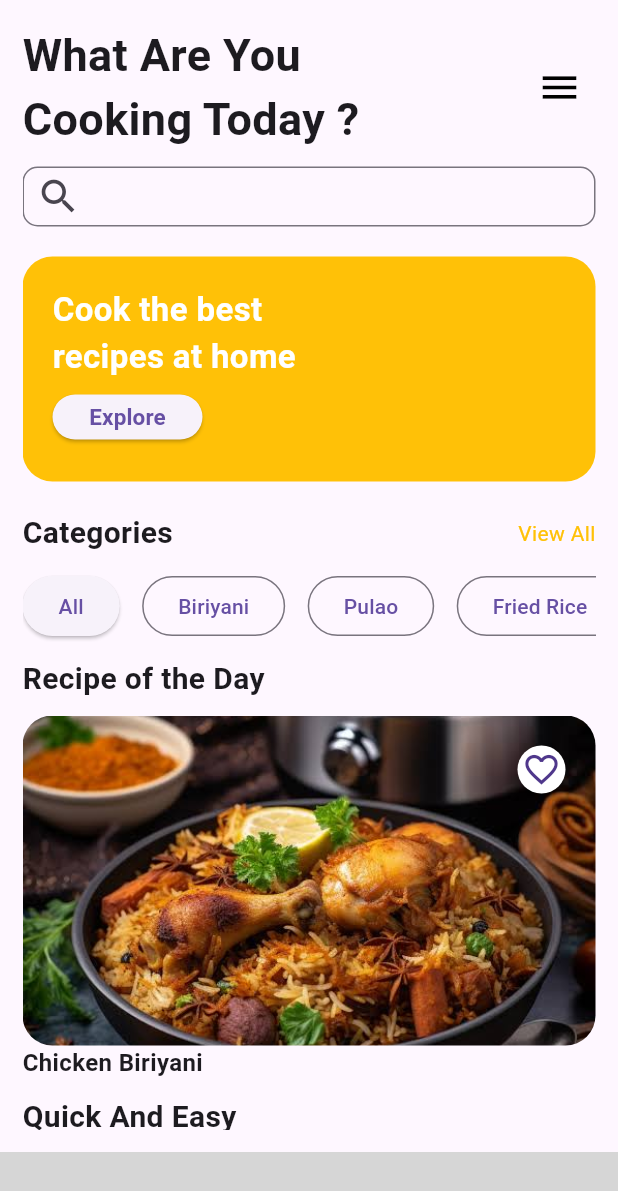
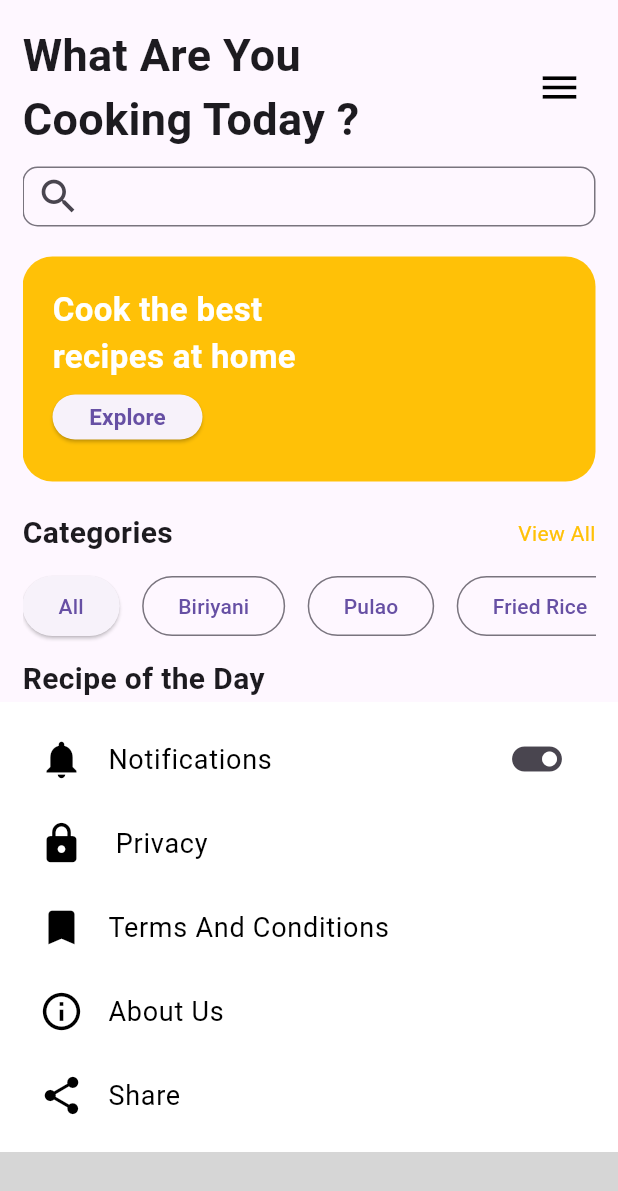
Before and after one commit to reeja1046/recipe_app, a Flutter app: the BottomNavBar screen opened directly, on a phone screen of 412 x 824 dp. Shown: the top 1191 px of the screen. Run offline on Flutter 3.47's test engine with Material 3 defaults, Android fonts, the phone set to English and light mode, and no system bars; our stand-ins replace font_awesome_flutter; missing offline and left inert: super_bottom_navigation_bar; statements that could not run were skipped; grey boxes are pictures that could not be loaded.

Commit message:
After drawer

```diff
--- a/lib/view/screens/home/home_screen.dart
+++ b/lib/view/screens/home/home_screen.dart
@@ -1,5 +1,6 @@
 import 'package:flutter/material.dart';
 import 'package:recipe_app/view/screens/home/quick_and_easy/card.dart';
+import 'package:recipe_app/view/screens/home/widget/drawer.dart';
 
 class HomeScreen extends StatefulWidget {
   const HomeScreen({super.key});
@@ -29,7 +30,9 @@ class _HomeScreenState extends State<HomeScreen> {
                           TextStyle(fontSize: 30, fontWeight: FontWeight.bold),
                     ),
                     IconButton(
-                      onPressed: () {},
+                      onPressed: () {
+
+                      },
                       icon: const Icon(
                         Icons.menu,
                         color: Colors.black,
--- a/lib/view/screens/home/widget/drawer.dart
+++ b/lib/view/screens/home/widget/drawer.dart
@@ -0,0 +1,367 @@
+import 'package:flutter/material.dart';
+import 'package:recipe_app/view/screens/home/quick_and_easy/card.dart';
+
+class MyHomePage extends StatefulWidget {
+  const MyHomePage({super.key});
+
+  @override
+  _MyHomePageState createState() => _MyHomePageState();
+}
+
+class _MyHomePageState extends State<MyHomePage>
+    with SingleTickerProviderStateMixin {
+  late AnimationController _controller;
+  late Animation<double> _animation;
+
+  @override
+  void initState() {
+    super.initState();
+
+    _controller = AnimationController(
+      vsync: this,
+      duration: const Duration(milliseconds: 500),
+    );
+
+    _animation = Tween<double>(
+      begin: 0.0,
+      end: 1.0,
+    ).animate(_controller);
+  }
+
+  @override
+  Widget build(BuildContext context) {
+    return Scaffold(
+      body: Stack(
+        children: [
+          Padding(
+            padding: const EdgeInsets.all(15.0),
+            child: SafeArea(
+              child: SingleChildScrollView(
+                scrollDirection: Axis.vertical,
+                child: Column(
+                  crossAxisAlignment: CrossAxisAlignment.start,
+                  children: [
+                    Row(
+                      mainAxisAlignment: MainAxisAlignment.spaceBetween,
+                      children: [
+                        const Text(
+                          'What Are You \nCooking Today ?',
+                          style: TextStyle(
+                              fontSize: 30, fontWeight: FontWeight.bold),
+                        ),
+                        IconButton(
+                          onPressed: () {
+                            _toggleDrawer();
+                          },
+                          icon: const Icon(
+                            Icons.menu,
+                            color: Colors.black,
+                            size: 30,
+                          ),
+                        ),
+                      ],
+                    ),
+                    const SizedBox(
+                      height: 10,
+                    ),
+                    SizedBox(
+                      height: 40,
+                      width: MediaQuery.of(context).size.width,
+                      child: TextFormField(
+                        decoration: InputDecoration(
+                            prefixIcon: const Icon(
+                              Icons.search,
+                              size: 30,
+                            ),
+                            border: OutlineInputBorder(
+                                borderRadius: BorderRadius.circular(10))),
+                      ),
+                    ),
+                    const SizedBox(
+                      height: 20,
+                    ),
+                    Container(
+                      decoration: BoxDecoration(
+                          color: Colors.amber,
+                          borderRadius: BorderRadius.circular(20)),
+                      height: 150,
+                      width: MediaQuery.of(context).size.width,
+                      child: Padding(
+                        padding: const EdgeInsets.all(20.0),
+                        child: Column(
+                          crossAxisAlignment: CrossAxisAlignment.start,
+                          children: [
+                            const Text(
+                              'Cook the best \nrecipes at home',
+                              style: TextStyle(
+                                  fontSize: 22,
+                                  color: Colors.white,
+                                  fontWeight: FontWeight.bold),
+                            ),
+                            const SizedBox(
+                              height: 10,
+                            ),
+                            SizedBox(
+                              height: 30,
+                              width: 100,
+                              child: ElevatedButton(
+                                onPressed: () {},
+                                child: const Text(
+                                  'Explore',
+                                  style: TextStyle(
+                                      fontWeight: FontWeight.bold,
+                                      fontSize: 15),
+                                ),
+                              ),
+                            )
+                          ],
+                        ),
+                      ),
+                    ),
+                    const SizedBox(
+                      height: 20,
+                    ),
+                    const Row(
+                      mainAxisAlignment: MainAxisAlignment.spaceBetween,
+                      children: [
+                        Text(
+                          'Categories',
+                          style: TextStyle(
+                              fontSize: 20, fontWeight: FontWeight.bold),
+                        ),
+                        Text(
+                          'View All',
+                          style: TextStyle(color: Colors.amber),
+                        )
+                      ],
+                    ),
+                    const SizedBox(
+                      height: 10,
+                    ),
+                    SingleChildScrollView(
+                      scrollDirection: Axis.horizontal,
+                      child: Row(
+                        children: [
+                          ElevatedButton(
+                            onPressed: () {},
+                            child: const Text('All'),
+                          ),
+                          const SizedBox(
+                            width: 15,
+                          ),
+                          OutlinedButton(
+                              onPressed: () {}, child: const Text('Biriyani')),
+                          const SizedBox(
+                            width: 15,
+                          ),
+                          OutlinedButton(
+                              onPressed: () {}, child: const Text('Pulao')),
+                          const SizedBox(
+                            width: 15,
+                          ),
+                          OutlinedButton(
+                              onPressed: () {},
+                              child: const Text('Fried Rice')),
+                          const SizedBox(
+                            width: 15,
+                          ),
+                          OutlinedButton(
+                              onPressed: () {}, child: const Text('Noodles')),
+                        ],
+                      ),
+                    ),
+                    const SizedBox(
+                      height: 10,
+                    ),
+                    const Text(
+                      'Recipe of the Day',
+                      style:
+                          TextStyle(fontSize: 20, fontWeight: FontWeight.bold),
+                    ),
+                    const SizedBox(
+                      height: 10,
+                    ),
+                    Stack(
+                      children: [
+                        Container(
+                          decoration: BoxDecoration(
+                            borderRadius: BorderRadius.circular(20),
+                          ),
+                          height: 220,
+                          width: MediaQuery.of(context).size.width,
+                          child: ClipRRect(
+                            borderRadius: BorderRadius.circular(20),
+                            child: Image.asset(
+                              'assets/chicken biriyani.jpg',
+                              fit: BoxFit.cover,
+                            ),
+                          ),
+                        ),
+                        const Positioned(
+                          right: 20,
+                          top: 20,
+                          child: CircleAvatar(
+                            radius: 16,
+                            backgroundColor: Colors.white,
+                            child: Icon(
+                              Icons.favorite_border_outlined,
+                              size: 26,
+                            ),
+                          ),
+                        ),
+                      ],
+                    ),
+                    const Text(
+                      'Chicken Biriyani',
+                      style:
+                          TextStyle(fontSize: 16, fontWeight: FontWeight.w600),
+                    ),
+                    const SizedBox(
+                      height: 10,
+                    ),
+                    const Text(
+                      'Quick And Easy',
+                      style:
+                          TextStyle(fontSize: 20, fontWeight: FontWeight.bold),
+                    ),
+                    const SizedBox(
+                      height: 10,
+                    ),
+                    Column(
+                      children: [
+                        QuickAndEasyCard(context),
+                        const SizedBox(
+                          height: 10,
+                        ),
+                        QuickAndEasyCard(context),
+                      ],
+                    ),
+                  ],
+                ),
+              ),
+            ),
+          ),
+          // Animated Drawer Container
+          AnimatedBuilder(
+            animation: _animation,
+            builder: (context, child) {
+              return Positioned(
+                bottom: 0,
+                left: 0,
+                right: 0,
+                child: Transform.translate(
+                  offset: Offset(0.0, _animation.value * 300),
+                  child: child,
+                ),
+              );
+            },
+            child: MyDrawerContainer(),
+          ),
+        ],
+      ),
+    );
+  }
+
+  void _toggleDrawer() {
+    if (_controller.isDismissed) {
+      _controller.forward();
+    } else {
+      _controller.reverse();
+    }
+  }
+
+  @override
+  void dispose() {
+    _controller.dispose();
+    super.dispose();
+  }
+}
+
+class MyDrawerContainer extends StatelessWidget {
+  @override
+  Widget build(BuildContext context) {
+    return Container(
+      width: MediaQuery.of(context).size.width,
+      height: 300,
+      color: Colors.white,
+      child: ListView(
+        padding: const EdgeInsets.all(10),
+        children: [
+          ListTile(
+            title: const Text(
+              'Notifications',
+              style: TextStyle(color: Colors.black, fontSize: 18),
+            ),
+            leading:
+                const Icon(Icons.notifications, color: Colors.black, size: 30),
+            trailing: const Icon(
+              Icons.toggle_on,
+              size: 40,
+            ),
+            onTap: () {},
+          ),
+          ListTile(
+            title: const Text(
+              ' Privacy',
+              style: TextStyle(color: Colors.black, fontSize: 18),
+            ),
+            leading: const Icon(
+              Icons.lock,
+              color: Colors.black,
+              size: 30,
+            ),
+            onTap: () {},
+          ),
+          ListTile(
+            title: const Text(
+              'Terms And Conditions',
+              style: TextStyle(color: Colors.black, fontSize: 18),
+            ),
+            leading: const Icon(
+              Icons.bookmark,
+              color: Colors.black,
+              size: 30,
+            ),
+            onTap: () {},
+          ),
+          ListTile(
+            title: const Text(
+              'About Us',
+              style: TextStyle(color: Colors.black, fontSize: 18),
+            ),
+            leading: const Icon(
+              Icons.info_outline,
+              color: Colors.black,
+              size: 30,
+            ),
+            onTap: () {},
+          ),
+          ListTile(
+            title: const Text(
+              'Share',
+              style: TextStyle(color: Colors.black, fontSize: 18),
+            ),
+            leading: const Icon(
+              Icons.share,
+              color: Colors.black,
+              size: 30,
+            ),
+            onTap: () {},
+          ),
+          ListTile(
+            title: const Text(
+              'Logout',
+              style: TextStyle(color: Colors.black, fontSize: 18),
+            ),
+            leading: const Icon(
+              Icons.arrow_forward,
+              color: Colors.black,
+              size: 25,
+            ),
+            onTap: () {},
+          ),
+        ],
+      ),
+    );
+  }
+}
--- a/lib/view/widgets/navbar/navbar.dart
+++ b/lib/view/widgets/navbar/navbar.dart
@@ -2,6 +2,7 @@ import 'package:flutter/material.dart';
 import 'package:recipe_app/view/screens/account/profile.dart';
 import 'package:recipe_app/view/screens/cart/cart.dart';
 import 'package:recipe_app/view/screens/home/home_screen.dart';
+import 'package:recipe_app/view/screens/home/widget/drawer.dart';
 import 'package:recipe_app/view/screens/wishlist/wishlist.dart';
 import 'package:super_bottom_navigation_bar/super_bottom_navigation_bar.dart';
 
@@ -13,7 +14,7 @@ class BottomNavBar extends StatefulWidget {
 class _BottomNavBarState extends State<BottomNavBar> {
   int selectedIndex = 0;
   final List<Widget> pages = [
-    const HomeScreen(),
+    MyHomePage(),
     const MyWishList(),
     const MyCart(),
     const MyProfile(),
```
